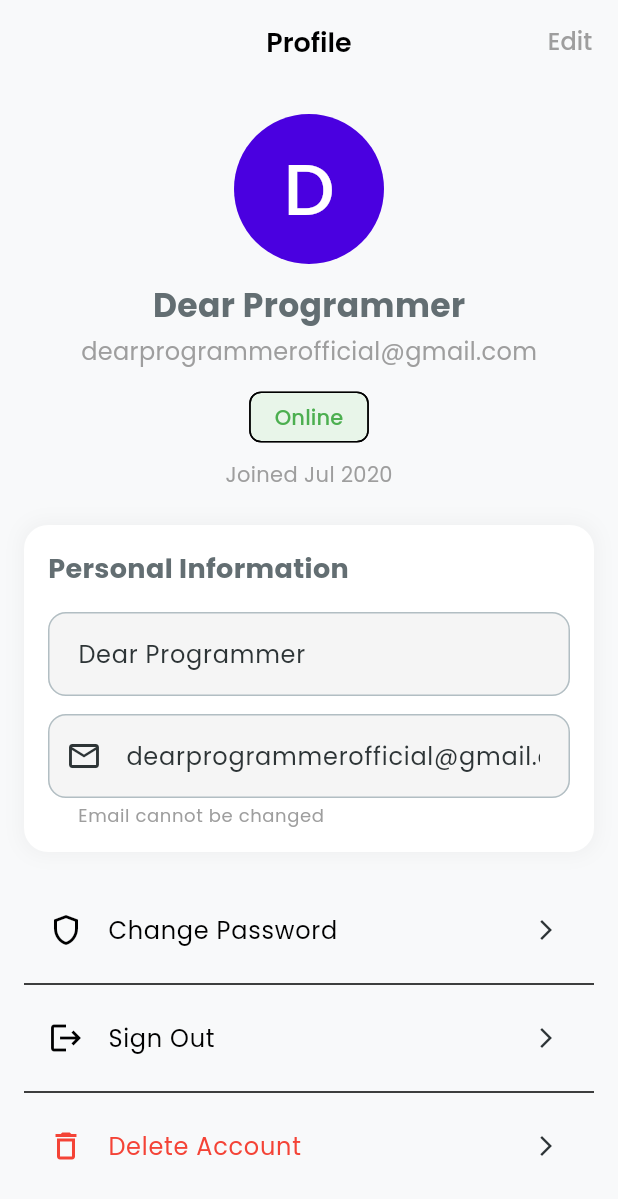
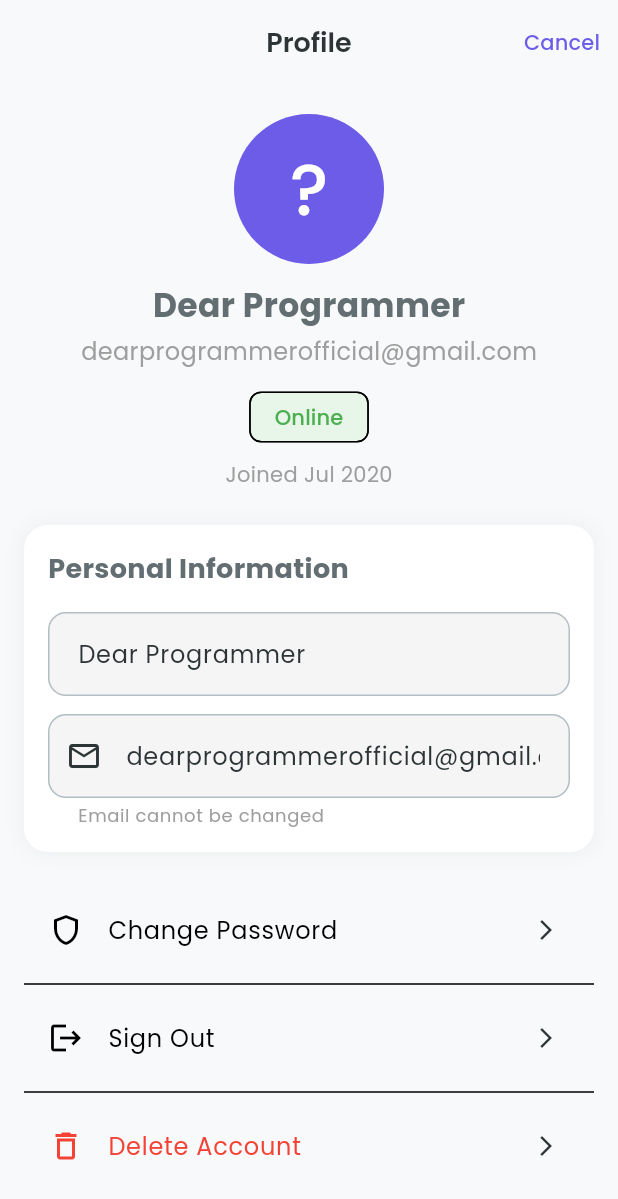
Before and after one commit to Tushar-Ravaliya/Buzzify, a Flutter app: the ProfileScreen screen opened directly, after a tap on "Edit", on a phone screen of 412 x 824 dp. Shown: the top 1199 px of the screen. Run offline on Flutter 3.47's test engine with Material 3 defaults, Android fonts, the phone set to English and light mode, and no system bars; our stand-ins replace cloud_firestore, firebase_auth, firebase_core, get, google_fonts, image_picker; accounts and stored records are empty; network calls fail; statements that could not run were skipped.

Commit message:
Implement ProfileController for user profile management and update FirestoreService methods

```diff
--- /dev/null
+++ b/lib/controller/profile_controller.dart
@@ -0,0 +1,132 @@
+import 'package:buzzify/controller/auth_controller.dart';
+import 'package:buzzify/model/user_model.dart';
+import 'package:buzzify/service/firestore_service.dart';
+import 'package:flutter/material.dart';
+import 'package:get/get.dart';
+
+class ProfileController extends GetxController {
+  final FirestoreService _firestoreService = FirestoreService();
+  final AuthController _authController = Get.find<AuthController>();
+  final TextEditingController displayNameController = TextEditingController();
+  final TextEditingController emailController = TextEditingController();
+
+  final RxBool _isLoading = false.obs;
+  final RxString _error = ''.obs;
+  final RxBool _isEditing = false.obs;
+  final Rx<UserModel?> _currentUser = Rx<UserModel?>(null);
+
+  bool get isLoading => _isLoading.value;
+  String get error => _error.value;
+  bool get isEditing => _isEditing.value;
+  UserModel? get currentUser => _currentUser.value;
+
+  @override
+  void onInit() {
+    super.onInit();
+    _loadUserData();
+  }
+
+  @override
+  void onClose() {
+    displayNameController.dispose();
+    emailController.dispose();
+    super.onClose();
+  }
+
+  Future<void> _loadUserData() async {
+    final currentUserId = _authController.user?.uid;
+    if (currentUserId != null) {
+      _currentUser.bindStream(_firestoreService.fetUserStream(currentUserId));
+
+      ever(_currentUser, (UserModel? user) {
+        if (user != null) {
+          displayNameController.text = user.displayName;
+          emailController.text = user.email;
+        }
+      });
+    }
+  }
+  void toggleEditing() {
+    _isEditing.value = !_isEditing.value;
+
+    if(!_isEditing.value) {
+      final user = _currentUser.value;
+      if(user != null) {
+        displayNameController.text = user.displayName;
+        emailController.text = user.email;
+      }
+    }
+  }
+  Future<void> updateProfile() async {
+    try{
+      _isLoading.value = true;
+      _error.value = '';
+      final user = _currentUser.value;
+      if(user == null) {
+       return;
+      }
+      final updatedUser = user.copyWith(
+        displayName: displayNameController.text.trim(),
+      );
+      await _firestoreService.updateUserProfile(updatedUser);
+      _isEditing.value = false;
+      Get.snackbar(
+        'Success',
+        'Profile updated successfully.',
+        snackPosition: SnackPosition.BOTTOM,
+      );
+    }catch(e){
+      _error.value = e.toString();
+      Get.snackbar(
+        'Error',
+        _error.value,
+        snackPosition: SnackPosition.BOTTOM,
+      );
+    }
+  }
+  Future<void> signOut() async {
+    await _authController.signOut();
+  }
+  Future<void> deleteAccount() async {
+    try {
+     final result = await Get.dialog<bool>(
+        AlertDialog(
+          title: const Text('Delete Account'),
+          content: const Text('Are you sure you want to delete your account? This action cannot be undone.'),
+          actions: [
+            TextButton(
+              onPressed: () => Get.back(result: false),
+              child: const Text('Cancel'),
+            ),
+            TextButton(
+              onPressed: () => Get.back(result: true),
+              child: const Text('Delete', style: TextStyle(color: Colors.red)),
+            ),
+          ],
+        ),
+      );
+     if(result == true){
+      _isLoading.value = true;
+      await _authController.deleteAccount();
+     }
+    } catch (e) {
+      _error.value = e.toString();
+      Get.snackbar(
+        'Error',
+        _error.value,
+        snackPosition: SnackPosition.BOTTOM,
+      );
+    } finally {
+      _isLoading.value = false;
+    }
+  }
+  String getJoinedData(){
+    final user = _currentUser.value;
+    if(user == null) {
+      return '';
+    }
+    final date = user.createdAt;
+    final months = ['Jan', 'Feb', 'Mar', 'Apr', 'May', 'Jun', 'Jul', 'Aug', 'Sep', 'Oct', 'Nov', 'Dec'];
+    return 'Joined ${months[date.month - 1]} ${date.year}';
+  }
+}
--- a/lib/features/profile/change_password_screen.dart
+++ b/lib/features/profile/change_password_screen.dart
@@ -31,7 +31,7 @@
                 padding: const EdgeInsets.all(24),
                 decoration: BoxDecoration(
                   shape: BoxShape.circle,
-                  color: AppColors.primary.withOpacity(0.1),
+                  color: AppColors.primary.withValues(alpha: 0.1)
                 ),
                 child: const Icon(
                   Icons.shield_outlined,
--- a/lib/features/profile/profile_screen.dart
+++ b/lib/features/profile/profile_screen.dart
@@ -1,9 +1,12 @@
+import 'package:buzzify/common/theme/app_theme.dart';
+import 'package:buzzify/controller/profile_controller.dart';
 import 'package:buzzify/features/auth/signin_screen.dart';
 import 'package:buzzify/features/profile/change_password_screen.dart';
 import 'package:flutter/material.dart';
+import 'package:get/get.dart';
 import '../../common/constants/app_colors.dart';
 
-class ProfileScreen extends StatelessWidget {
+class ProfileScreen extends GetView<ProfileController> {
   const ProfileScreen({super.key});
 
   @override
@@ -13,19 +16,29 @@
         backgroundColor: Colors.transparent,
         elevation: 0,
         automaticallyImplyLeading: false,
-        title: const Text('Profile', style: TextStyle(color: AppColors.black)),
+        title: const Text(
+          'Profile',
+          style: TextStyle(color: AppTheme.textPrimaryColor),
+        ),
+
         centerTitle: true,
         actions: [
-          TextButton(
-            onPressed: () {},
-            child: const Text(
-              'Edit',
-              style: TextStyle(color: AppColors.grey, fontSize: 16),
+          Obx(
+            () => TextButton(
+              onPressed: controller.isEditing
+                  ? controller.toggleEditing
+                  : controller.toggleEditing,
+              child: Text(controller.isEditing ? 'Cancel' : 'Edit'),
             ),
           ),
         ],
       ),
-      body: SingleChildScrollView(
+      body: Obx(() {
+        final user = controller.currentUser;
+        if (user == null) {
+          return const Center(child: CircularProgressIndicator());
+        }
+        return SingleChildScrollView(
           child: Padding(
             padding: const EdgeInsets.symmetric(horizontal: 16.0),
             child: Column(
@@ -33,12 +46,17 @@
               children: [
                 const SizedBox(height: 20),
                 // Profile Header
-              const CircleAvatar(
+                CircleAvatar(
                   radius: 50,
-                backgroundColor: AppColors.primary,
+                  backgroundColor: AppTheme.primaryColor,
                   child: Text(
-                  'D',
-                  style: TextStyle(fontSize: 48, color: AppColors.white),
+                    user.displayName.isNotEmpty
+                        ? user.displayName[0].toUpperCase()
+                        : '?',
+                    style: const TextStyle(
+                      fontSize: 48,
+                      color: AppColors.white,
+                    ),
                   ),
                 ),
                 const SizedBox(height: 12),
@@ -105,7 +123,8 @@
               ],
             ),
           ),
-      ),
+        );
+      }),
     );
   }
 
@@ -118,7 +137,7 @@
         borderRadius: BorderRadius.circular(16.0),
         boxShadow: [
           BoxShadow(
-            color: Colors.grey.withOpacity(0.1),
+            color: Colors.grey.withValues(alpha: 0.1),
             spreadRadius: 2,
             blurRadius: 10,
           ),
```
Also changed, not shown: lib/service/firestore_service.dart (+20 -12 lines). Lines whose indentation alone changed are shown as unchanged.
